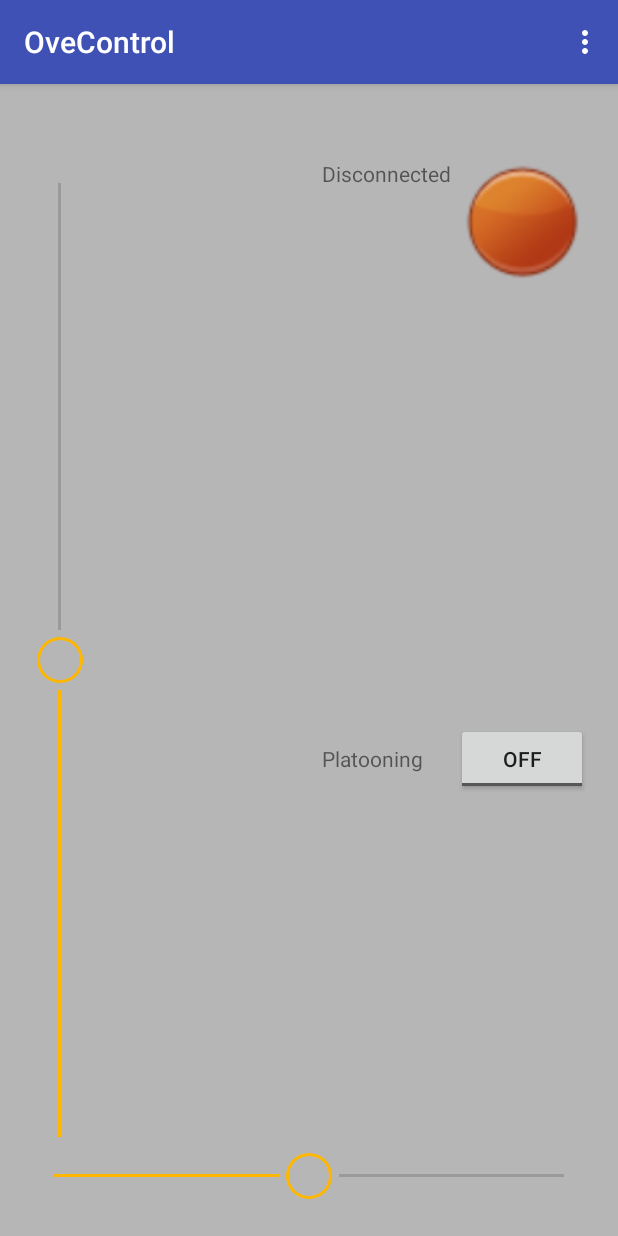
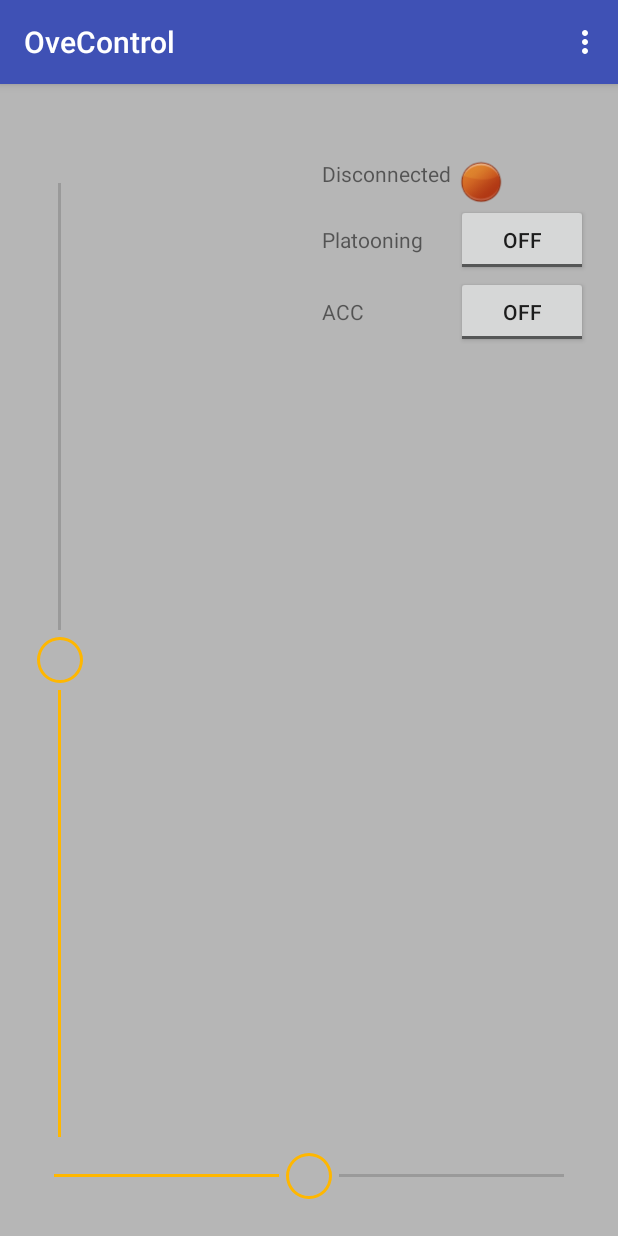
Before and after one commit to PeterGardenas/Moped-Ove, an Android app: the screen it shows after launch (ControlActivity), on a phone screen of 412 x 824 dp. Run offline under Robolectric (Android 15) with nearby library versions, the phone set to English and light mode, and no system bars.

Commit message:
Improved UI and added ACC button.

```diff
--- a/OveControl/app/src/main/res/layout/activity_control.xml
+++ b/OveControl/app/src/main/res/layout/activity_control.xml
@@ -3,7 +3,7 @@
     android:layout_width="match_parent"
     android:layout_height="match_parent"
     android:background="#b6b6b6"
-    android:id="@+id/fullscreen_content"
+    android:id="@+id/main_content"
     tools:context="se.chalmers.moppe.ovecontrol.ControlActivity">
 
     <SeekBar
@@ -11,7 +11,6 @@
         android:layout_width="match_parent"
         android:layout_height="wrap_content"
         android:layout_gravity="bottom"
-        android:layout_weight="1"
         android:layout_marginLeft="20dp"
         android:layout_marginRight="20dp"
         android:layout_marginBottom="20dp"
@@ -32,15 +31,15 @@
             android:layout_width="wrap_content"
             android:layout_height="match_parent"
             android:layout_marginBottom="50dp"
-            android:layout_marginLeft="20dp"
+            android:layout_marginStart="20dp"
             android:layout_marginTop="50dp"
             android:thumb="@drawable/thumb_image" />
 
         <LinearLayout
             android:layout_width="wrap_content"
-            android:layout_height="match_parent"
+            android:layout_height="wrap_content"
             android:layout_column="11"
-            android:layout_marginRight="20dp"
+            android:layout_marginEnd="20dp"
             android:layout_marginTop="50dp"
             android:layout_row="0"
             android:orientation="vertical">
@@ -56,12 +55,12 @@
                     android:id="@+id/connectedText"
                     android:layout_width="91dp"
                     android:layout_height="wrap_content"
-                    android:text="Connected" />
+                    android:text="@string/connected" />
 
                 <ImageView
                     android:id="@+id/connectedImage"
-                    android:layout_width="match_parent"
-                    android:layout_height="82dp">
+                    android:layout_width="30dp"
+                    android:layout_height="30dp">
 
                 </ImageView>
 
@@ -71,25 +70,40 @@
                 android:layout_width="match_parent"
                 android:layout_height="wrap_content"
                 android:layout_weight="1"
+                android:layout_gravity="top"
                 android:orientation="horizontal">
 
                 <TextView
                     android:id="@+id/platooningText"
                     android:layout_width="89dp"
                     android:layout_height="wrap_content"
-                    android:layout_column="1"
-                    android:layout_row="0"
-                    android:layout_weight="1"
-                    android:text="Platooning" />
+                    android:text="@string/platooning" />
 
                 <ToggleButton
                     android:id="@+id/toggleButtonPlatoon"
                     android:layout_width="wrap_content"
                     android:layout_height="wrap_content"
-                    android:layout_column="16"
-                    android:layout_row="0"
-                    android:layout_weight="1"
-                    android:text="ToggleButton" />
+                    android:layout_weight="1" />
+
+            </LinearLayout>
+
+            <LinearLayout
+                android:layout_width="match_parent"
+                android:layout_height="match_parent"
+                android:layout_gravity="top"
+                android:layout_weight="1"
+                android:orientation="horizontal">
+
+                <TextView
+                    android:id="@+id/accText"
+                    android:layout_width="89dp"
+                    android:layout_height="wrap_content"
+                    android:text="@string/acc" />
+
+                <ToggleButton
+                    android:id="@+id/toggleButtonAcc"
+                    android:layout_width="wrap_content"
+                    android:layout_height="wrap_content" />
 
             </LinearLayout>
 
--- a/OveControl/app/src/main/res/values/strings.xml
+++ b/OveControl/app/src/main/res/values/strings.xml
@@ -13,4 +13,7 @@
     <string name="default_host_port">9000</string>
     <string name="wifiConfig">WiFi configuration</string>
     <string name="disconnect">Disconnect</string>
+    <string name="platooning">Platooning</string>
+    <string name="acc">ACC</string>
+    <string name="connected">Connected</string>
 </resources>
```
